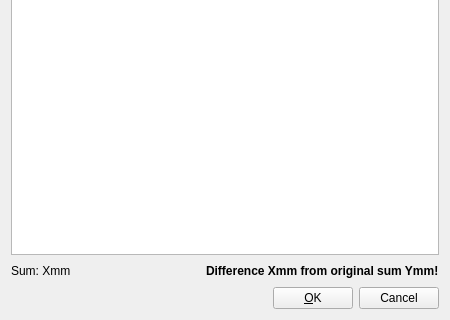
Above: src/watchrr/watchrr_redist.ui from metno/kvhqc before the change; both pictures show x 0 to 450 and y 180 to 500 of the 450 by 500 pixel window. Below: the same form after it.
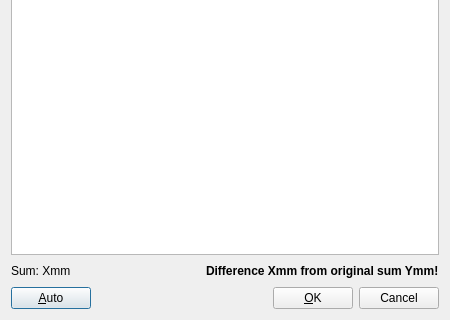
That is the form after the change.

Commit message: added "Auto" button to WatchRR RedistDialog

Diff of the .ui file:
```diff
--- a/src/watchrr/watchrr_redist.ui
+++ b/src/watchrr/watchrr_redist.ui
@@ -72,6 +72,16 @@
    </item>
    <item>
     <layout class="QHBoxLayout" name="horizontalLayout">
+     <item>
+      <widget class="QPushButton" name="pushPropose">
+       <property name="toolTip">
+        <string>Calculate redistributed values based on corrected values for this station and original values for neighbor stations</string>
+       </property>
+       <property name="text">
+        <string>&amp;Auto</string>
+       </property>
+      </widget>
+     </item>
      <item>
       <spacer name="spacer1">
        <property name="orientation">
```
Left out of the diff: 17 changed lines with no effect on the pictures. The commit also changes 10 other files.
